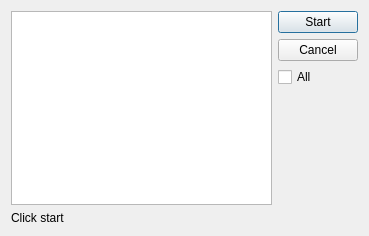
Above: src/forms/testdialog.ui from Vortm4x/netemul before the change. Below: the same form after it.
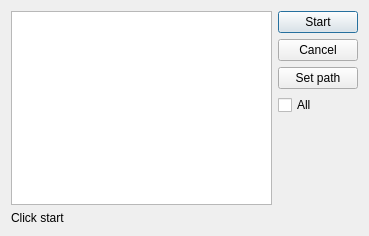
That is the form after the change.

Diff of the .ui file:
```diff
--- a/src/forms/testdialog.ui
+++ b/src/forms/testdialog.ui
@@ -42,6 +42,13 @@
          </property>
         </widget>
        </item>
+       <item>
+        <widget class="QPushButton" name="pushButton">
+         <property name="text">
+          <string>Set path</string>
+         </property>
+        </widget>
+       </item>
        <item>
         <widget class="QCheckBox" name="checkBox">
          <property name="text">
```
Left out of the diff: 40 changed lines with no effect on the pictures.
